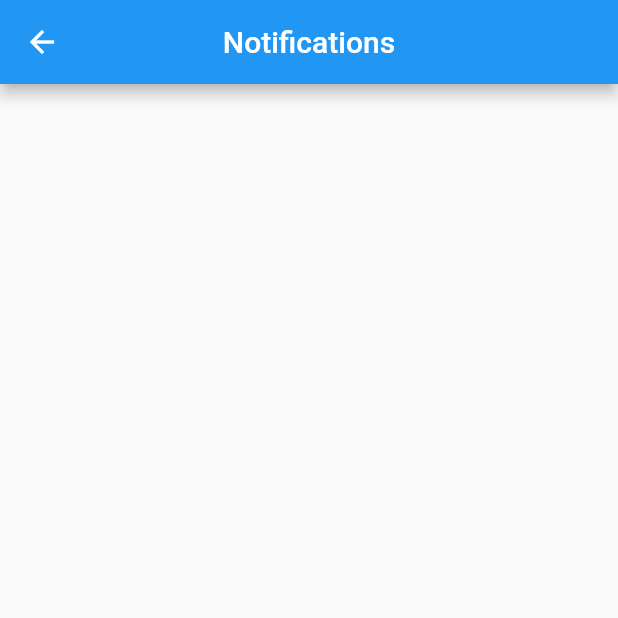
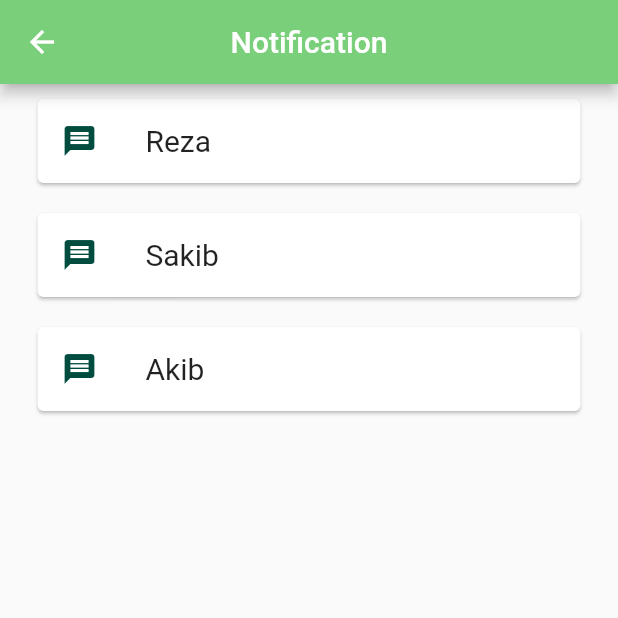
Before and after one commit to rezaErabby/utmGrocery, a Flutter app: the Notifications screen opened by its route, on a phone screen of 412 x 824 dp, the top half of it. Run offline on Flutter 3.47's test engine with Material 2 defaults, Android fonts, the phone set to English and light mode, and no system bars; our stand-ins replace flare_flutter, simple_animations; Roboto replaces fonts that are missing (BalooBhai).

Commit message:
notification page done

```diff
--- a/lib/Pages/notification.dart
+++ b/lib/Pages/notification.dart
@@ -4,10 +4,60 @@ class Notifications extends StatelessWidget {
   @override
   Widget build(BuildContext context) {
     return Scaffold(
-      appBar: AppBar(
-        title: Text("Notifications"),
-        centerTitle: true,
-      ),
-    );
+        appBar: AppBar(
+          title: Text('Notification'),
+          centerTitle: true,
+          backgroundColor: Color.fromRGBO(122, 207, 122, 1),
+        ),
+        body: SafeArea(
+          child: Center(
+            child:
+                Column(mainAxisAlignment: MainAxisAlignment.start, children: <
+                    Widget>[
+              Card(
+                  color: Colors.white,
+                  margin:
+                      EdgeInsets.symmetric(vertical: 10.0, horizontal: 25.0),
+                  child: ListTile(
+                    leading: Icon(
+                      Icons.message,
+                      color: Colors.teal[900],
+                    ),
+                    title: Text(
+                      'Reza',
+                      style: TextStyle(fontFamily: 'BalooBhai', fontSize: 20.0),
+                    ),
+                  )),
+              Card(
+                  color: Colors.white,
+                  margin:
+                      EdgeInsets.symmetric(vertical: 10.0, horizontal: 25.0),
+                  child: ListTile(
+                    leading: Icon(
+                      Icons.message,
+                      color: Colors.teal[900],
+                    ),
+                    title: Text(
+                      'Sakib',
+                      style: TextStyle(fontFamily: 'BalooBhai', fontSize: 20.0),
+                    ),
+                  )),
+              Card(
+                  color: Colors.white,
+                  margin:
+                      EdgeInsets.symmetric(vertical: 10.0, horizontal: 25.0),
+                  child: ListTile(
+                    leading: Icon(
+                      Icons.message,
+                      color: Colors.teal[900],
+                    ),
+                    title: Text(
+                      'Akib',
+                      style: TextStyle(fontFamily: 'BalooBhai', fontSize: 20.0),
+                    ),
+                  )),
+            ]),
+          ),
+        ));
   }
 }
--- a/lib/main.dart
+++ b/lib/main.dart
@@ -1,4 +1,3 @@
-import 'dart:js';
 
 import 'package:flutter/material.dart';
 import 'package:utmgrocery/Pages/home.dart';
```
Also changed, not shown: 1 other file.
